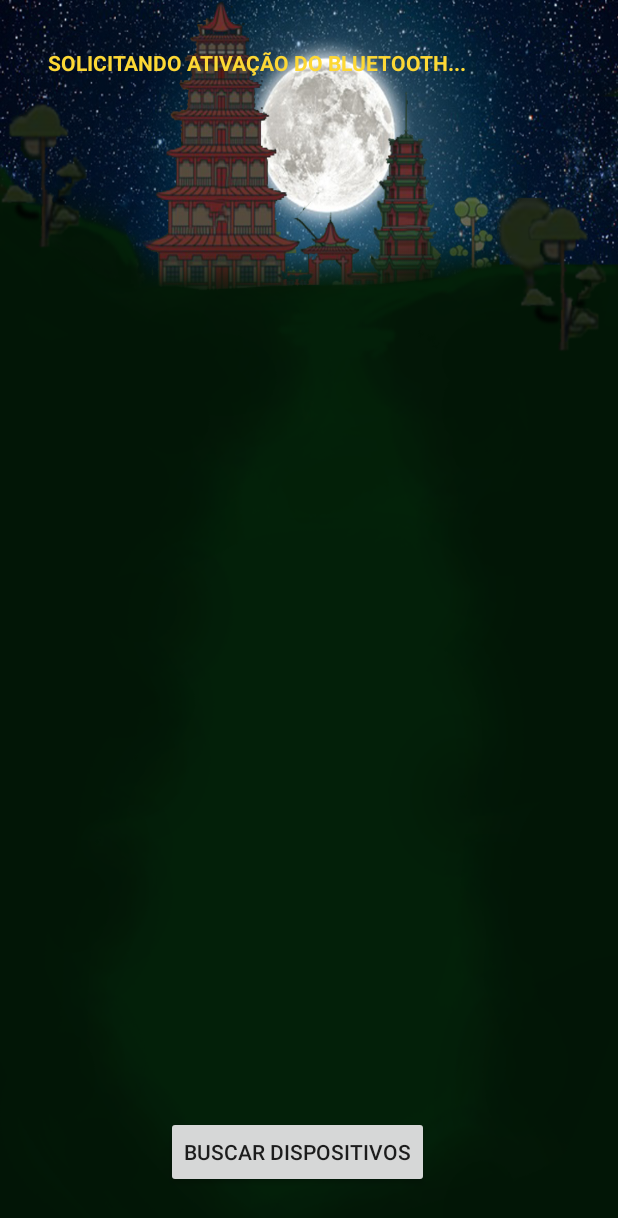
After one commit to ederfmatos/Shangrila-Dragons, an Android app: the BluetoothDevicesActivity screen opened directly, with no data from a screen before it, on a phone screen of 412 x 824 dp. The commit adds this screen. Shown: the top 1218 px of the screen. Run offline under Robolectric (Android 15) with nearby library versions, the light colour scheme and no system bars.

Commit message:
Create Activity Connection - Bluetooth

```diff
--- /dev/null
+++ b/app/src/main/java/com/spectron/dragoesdeshangrila/activities/BluetoothDevicesActivity.java
@@ -0,0 +1,93 @@
+package com.spectron.dragoesdeshangrila.activities;
+
+import android.annotation.SuppressLint;
+import android.bluetooth.BluetoothAdapter;
+import android.content.Intent;
+import android.os.Bundle;
+import android.os.Handler;
+import android.os.Message;
+import android.view.View;
+import android.widget.TextView;
+
+import androidx.appcompat.app.AppCompatActivity;
+
+import com.spectron.dragoesdeshangrila.R;
+
+import static android.view.WindowManager.LayoutParams.FLAG_LAYOUT_NO_LIMITS;
+
+public class BluetoothDevicesActivity extends AppCompatActivity {
+
+    public static int ENABLE_BLUETOOTH = 1;
+    public static int SELECT_PAIRED_DEVICE = 2;
+    public static int SELECT_DISCOVERED_DEVICE = 3;
+
+    static TextView statusMessage;
+
+    @Override
+    protected void onCreate(Bundle savedInstanceState) {
+        super.onCreate(savedInstanceState);
+        setContentView(R.layout.activity_bluetooth_devices);
+
+        getWindow().setFlags(FLAG_LAYOUT_NO_LIMITS, FLAG_LAYOUT_NO_LIMITS);
+
+        statusMessage = findViewById(R.id.statusMessage);
+
+        BluetoothAdapter btAdapter = BluetoothAdapter.getDefaultAdapter();
+        if (btAdapter == null) {
+            statusMessage.setText("Que pena! Hardware Bluetooth não está funcionando :(");
+        } else {
+            statusMessage.setText("Ótimo! Hardware Bluetooth está funcionando :)");
+        }
+
+        if (!btAdapter.isEnabled()) {
+            Intent enableBtIntent = new Intent(BluetoothAdapter.ACTION_REQUEST_ENABLE);
+            startActivityForResult(enableBtIntent, ENABLE_BLUETOOTH);
+            statusMessage.setText("Solicitando ativação do Bluetooth...");
+        } else {
+            statusMessage.setText("Bluetooth já ativado :)");
+        }
+    }
+
+    @Override
+    protected void onActivityResult(int requestCode, int resultCode, Intent data) {
+        super.onActivityResult(requestCode, resultCode, data);
+
+        if (requestCode == ENABLE_BLUETOOTH) {
+            if (resultCode == RESULT_OK) {
+                statusMessage.setText("Bluetooth ativado :D");
+            } else {
+                statusMessage.setText("Bluetooth não ativado :(");
+            }
+        } else if (requestCode == SELECT_PAIRED_DEVICE) {
+            if (resultCode == RESULT_OK) {
+                statusMessage.setText("Você selecionou " + data.getStringExtra("btDevName") + "\n"
+                        + data.getStringExtra("btDevAddress"));
+            } else {
+                statusMessage.setText("Nenhum dispositivo selecionado :(");
+            }
+        }
+    }
+
+
+    public void searchPairedDevices(View view) {
+        Intent searchPairedDevicesIntent = new Intent(this, PairedDevicesActivity.class);
+        startActivityForResult(searchPairedDevicesIntent, SELECT_PAIRED_DEVICE);
+    }
+
+    @SuppressLint("HandlerLeak")
+    public static Handler handler = new Handler() {
+        @Override
+        public void handleMessage(Message msg) {
+            Bundle bundle = msg.getData();
+            byte[] data = bundle.getByteArray("data");
+            String dataString= new String(data);
+
+            if(dataString.equals("---N"))
+                statusMessage.setText("Ocorreu um erro durante a conexão D:");
+            else if(dataString.equals("---S"))
+                statusMessage.setText("Conectado :D");
+
+        }
+    };
+
+}
--- /dev/null
+++ b/app/src/main/res/layout/activity_bluetooth_devices.xml
@@ -0,0 +1,38 @@
+<?xml version="1.0" encoding="utf-8"?>
+<androidx.constraintlayout.widget.ConstraintLayout xmlns:android="http://schemas.android.com/apk/res/android"
+    xmlns:app="http://schemas.android.com/apk/res-auto"
+    xmlns:tools="http://schemas.android.com/tools"
+    android:layout_width="match_parent"
+    android:layout_height="match_parent"
+    android:background="@drawable/fundo2"
+    tools:context=".activities.BluetoothDevicesActivity">
+
+    <TextView
+        android:id="@+id/statusMessage"
+        android:layout_width="wrap_content"
+        android:layout_height="wrap_content"
+        android:layout_marginStart="32dp"
+        android:layout_marginTop="32dp"
+        android:text="Status"
+        android:textAllCaps="true"
+        android:textColor="@color/colorAccent"
+        android:textStyle="bold"
+        app:layout_constraintStart_toStartOf="parent"
+        app:layout_constraintTop_toTopOf="parent" />
+
+    <Button
+        android:id="@+id/button_PairedDevices"
+        android:layout_width="wrap_content"
+        android:layout_height="wrap_content"
+        android:layout_below="@+id/statusMessage"
+        android:layout_alignParentStart="true"
+        android:layout_alignParentLeft="true"
+        android:layout_marginBottom="32dp"
+        android:onClick="searchPairedDevices"
+        android:text="Buscar dispositivos"
+        app:layout_constraintBottom_toBottomOf="parent"
+        app:layout_constraintEnd_toEndOf="parent"
+        app:layout_constraintHorizontal_bias="0.467"
+        app:layout_constraintStart_toStartOf="parent" />
+
+</androidx.constraintlayout.widget.ConstraintLayout>
```
Also changed, not shown: app/src/main/AndroidManifest.xml (+27 -12 lines), app/src/main/java/com/spectron/dragoesdeshangrila/ConnectionThread.java (added, +82 -0 lines), app/src/main/java/com/spectron/dragoesdeshangrila/activities/BluetoothActivity.java (added, +18 -0 lines), app/src/main/java/com/spectron/dragoesdeshangrila/activities/MainActivity.java (+6 -2 lines), app/src/main/java/com/spectron/dragoesdeshangrila/activities/PairedDevicesActivity.java (added, +56 -0 lines), app/src/main/res/layout/activity_main.xml (+21 -9 lines), app/src/main/res/layout/text_header.xml (added, +15 -0 lines).
